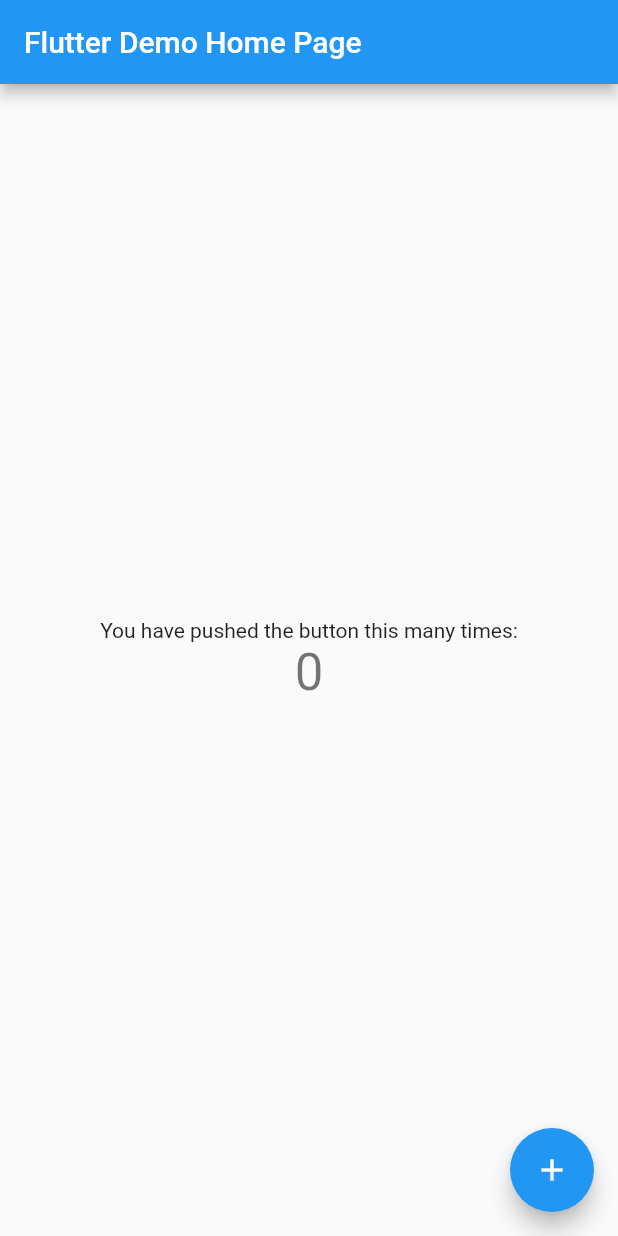
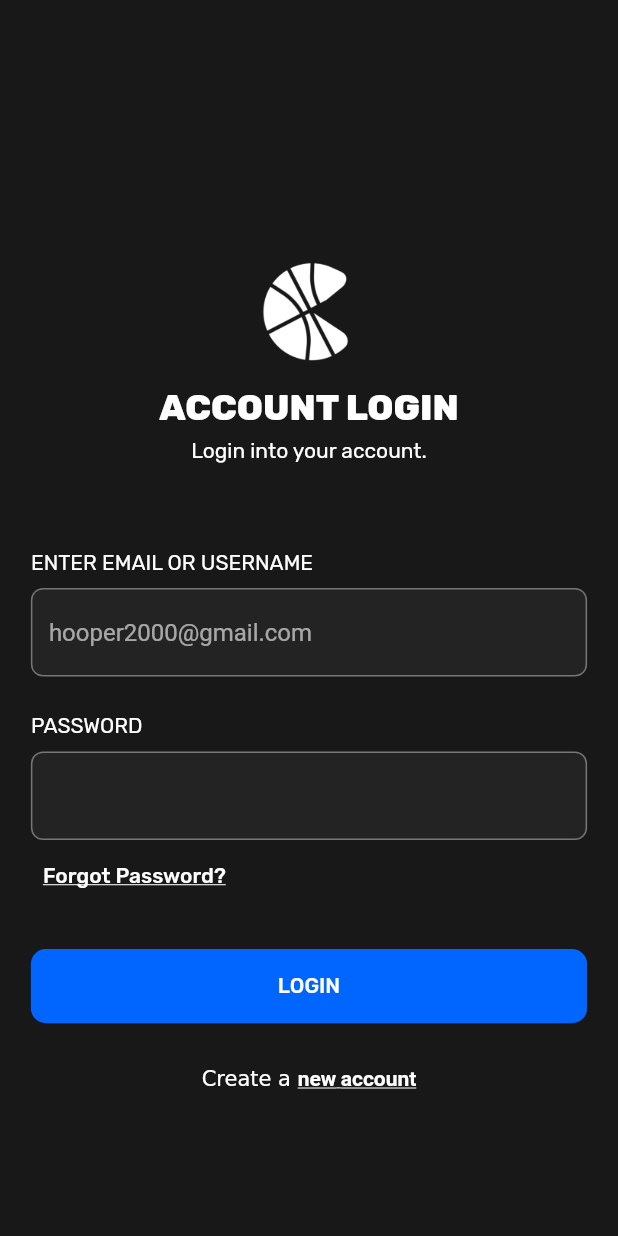
Before and after one commit to oderanwosu/HoopSeek, a Flutter app: the screen it shows after launch, on a phone screen of 412 x 824 dp. Run offline on Flutter 3.47's test engine with Material 2 defaults, Android fonts, the phone set to English and light mode, and no system bars; our stand-ins replace google_fonts; missing offline and left inert: relative_scale; Roboto replaces fonts that are missing (Poppins).

Commit message:
Created Register, Login & brand theme & routes

```diff
--- a/lib/main.dart
+++ b/lib/main.dart
@@ -1,4 +1,8 @@
 import 'package:flutter/material.dart';
+import 'package:hoop_seek/screens/authentication/login.dart';
+import 'package:hoop_seek/utils/themes.dart';
+
+import 'screens/authentication/register.dart';
 
 void main() {
   runApp(MyApp());
@@ -10,19 +14,14 @@
   Widget build(BuildContext context) {
     return MaterialApp(
       title: 'Flutter Demo',
-      theme: ThemeData(
-        // This is the theme of your application.
-        //
-        // Try running your application with "flutter run". You'll see the
-        // application has a blue toolbar. Then, without quitting the app, try
-        // changing the primarySwatch below to Colors.green and then invoke
-        // "hot reload" (press "r" in the console where you ran "flutter run",
-        // or simply save your changes to "hot reload" in a Flutter IDE).
-        // Notice that the counter didn't reset back to zero; the application
-        // is not restarted.
-        primarySwatch: Colors.blue,
-      ),
-      home: MyHomePage(title: 'Flutter Demo Home Page'),
+      theme: BrandTheme.darkTheme,
+      routes: {
+    // When navigating to the "/" route, build the FirstScreen widget.
+    '/login': (context) => Login(),
+    // When navigating to the "/second" route, build the SecondScreen widget.
+    '/register': (context) => Register(),
+  },
+      home: Login(),
     );
   }
 }
@@ -95,6 +94,7 @@
           children: <Widget>[
             Text(
               'You have pushed the button this many times:',
+              style: TextStyle(fontSize: 10),
             ),
             Text(
               '$_counter',
--- /dev/null
+++ b/lib/screens/authentication/login.dart
@@ -0,0 +1,128 @@
+import 'package:flutter/material.dart';
+import 'package:hoop_seek/utils/constants.dart';
+import 'package:hoop_seek/utils/size_helpers.dart';
+import 'package:hoop_seek/utils/themes.dart';
+import 'package:hoop_seek/screens/components/forms.dart';
+
+class Login extends StatefulWidget {
+  const Login({Key? key}) : super(key: key);
+
+  @override
+  _LoginState createState() => _LoginState();
+}
+
+class _LoginState extends State<Login> {
+  final _formKey = GlobalKey<FormState>();
+  String email = "";
+  String password = "";
+  @override
+  Widget build(BuildContext context) {
+    final SizeHelper sizer = SizeHelper(context);
+    return Scaffold(
+      body: Padding(
+        padding: EdgeInsets.all(sizer.sx(kPadding)),
+        child: Center(
+          child: Form(
+            key: _formKey,
+            child: Column(
+              children: [
+                SizedBox(
+                  height: sizer.sx(.35),
+                ),
+                Image(
+                  image: AssetImage('assets/logo.png'),
+                  width: sizer.sx(.21),
+                  height: sizer.sx(.21),
+                ),
+                SizedBox(
+                  height: sizer.sy(.008),
+                ),
+                Text(
+                  'account Login'.toUpperCase(),
+                  style: kTitleTextStyle,
+                ),
+                SizedBox(
+                  height: sizer.sy(.0075),
+                ),
+                Text(
+                  'Login into your account.',
+                ),
+                SizedBox(
+                  height: sizer.sy(.07),
+                ),
+                CustomTextField(
+                  hintText: 'hooper2000@gmail.com',
+                  label: 'enter Email or username',
+                  onChanged: (val) {
+                    setState(() => email = val.trim());
+                  },
+                  validator: (val) {
+                    if (val!.isEmpty) {
+                      return "Email cannot be empty";
+                    } else {
+                      return null;
+                    }
+                  },
+                ),
+                SizedBox(
+                  height: sizer.sy(.030),
+                ),
+                CustomTextField(
+                  onChanged: (val) {
+                    setState(() => password = val.trim());
+                  },
+                  label: 'Password',
+                  validator: (val) {
+                    if (val!.isEmpty) {
+                      return "Password";
+                    } else {
+                      return null;
+                    }
+                  },
+                  isObscureText: true,
+                ),
+                Align(
+                  alignment: Alignment.topLeft,
+                  child: TextButton(
+                      onPressed: () {},
+                      child: Text(
+                        'Forgot Password?',
+                        style: TextStyle(
+                            decoration: TextDecoration.underline,
+                            color: BrandTheme.colorFont),
+                      )),
+                ),
+                SizedBox(
+                  height: sizer.sy(.030),
+                ),
+                CustomButton(
+                  label: 'login',
+                  onPressed: () {},
+                ),
+                SizedBox(
+                  height: sizer.sy(.016),
+                ),
+                TextButton(
+                    onPressed: () {
+                      Navigator.pushNamed(context, '/register');
+                    },
+                    child: RichText(
+                      text: TextSpan(
+                        text: 'Create a ',
+                        children: <TextSpan>[
+                          TextSpan(
+                              text: 'new account',
+                              style: TextStyle(
+                                  fontWeight: FontWeight.bold,
+                                  decoration: TextDecoration.underline)),
+                        ],
+                      ),
+                    ))
+              ],
+            ),
+          ),
+        ),
+      ),
+    );
+  }
+}
--- /dev/null
+++ b/lib/screens/components/forms.dart
@@ -0,0 +1,88 @@
+import 'package:flutter/material.dart';
+import 'package:hoop_seek/utils/size_helpers.dart';
+import 'package:hoop_seek/utils/themes.dart';
+
+class CustomTextField extends StatefulWidget {
+  final String label;
+  final String? Function(String?)? validator;
+  final bool isObscureText;
+  final void Function(String)? onChanged;
+  final String hintText;
+
+  CustomTextField(
+      {this.label = '',
+      required this.validator,
+      required this.onChanged,
+      this.isObscureText = false,
+      this.hintText = ''});
+
+  @override
+  _CustomTextFieldState createState() => _CustomTextFieldState();
+}
+
+class _CustomTextFieldState extends State<CustomTextField> {
+  @override
+  Widget build(BuildContext context) {
+    final SizeHelper sizer = SizeHelper(context);
+    return Column(children: [
+      Align(
+          alignment: Alignment.topLeft,
+          child: Text(widget.label.toUpperCase())),
+      SizedBox(
+        height: sizer.sy(.01),
+      ),
+      Container(
+        decoration: BoxDecoration(
+          color: BrandTheme.colorPrimaryLight,
+          borderRadius: BorderRadius.circular(10.0),
+        ),
+        child: TextFormField(
+          onChanged: widget.onChanged,
+          obscureText: widget.isObscureText,
+          decoration: new InputDecoration(
+            hintText: widget.hintText,
+            border: new OutlineInputBorder(
+              borderRadius: new BorderRadius.circular(8.0),
+              borderSide: new BorderSide(),
+            ),
+          ),
+          validator: widget.validator,
+          keyboardType: TextInputType.emailAddress,
+          style: new TextStyle(
+            fontFamily: "Poppins",
+          ),
+        ),
+      ),
+    ]);
+  }
+}
+
+class CustomButton extends StatefulWidget {
+  final void Function()? onPressed;
+  final String label;
+  const CustomButton({required this.onPressed, required this.label});
+
+  @override
+  _CustomButtonState createState() => _CustomButtonState();
+}
+
+class _CustomButtonState extends State<CustomButton> {
+  @override
+  Widget build(BuildContext context) {
+    final SizeHelper sizer = SizeHelper(context);
+    return Container(
+        width: double.infinity,
+        height: sizer.sy(.06),
+        decoration: BoxDecoration(
+          color: BrandTheme.colorPrimary,
+          borderRadius: BorderRadius.circular(10.0),
+        ),
+        child: TextButton(
+            onPressed: widget.onPressed,
+            child: Align(
+              alignment: Alignment.center,
+              child: Text(widget.label.toUpperCase(),
+                  style: TextStyle(color: Colors.white)),
+            )));
+  }
+}
--- /dev/null
+++ b/lib/screens/landing.dart
@@ -0,0 +1 @@
+s
--- /dev/null
+++ b/lib/utils/constants.dart
@@ -0,0 +1,8 @@
+import 'package:flutter/material.dart';
+import 'package:relative_scale/relative_scale.dart';
+
+const kPrimaryColor = Color(0xFF0066FF);
+const kBackgroundColor = Color(0xFF181818);
+const kForeGroundColor = Color(0xFF232323);
+const kTitleTextStyle = TextStyle(fontWeight: FontWeight.w800, fontSize: 24);
+const kPadding = .05;
--- /dev/null
+++ b/lib/utils/size_helpers.dart
@@ -0,0 +1,19 @@
+import 'package:flutter/material.dart';
+
+class SizeHelper {
+  BuildContext context;
+
+  SizeHelper(this.context);
+
+  double sx(double size) {
+    return _ds().width * size;
+  }
+
+  double sy(double size) {
+    return _ds().height * size;
+  }
+
+  Size _ds() {
+    return MediaQuery.of(context).size;
+  }
+}
--- /dev/null
+++ b/lib/utils/themes.dart
@@ -0,0 +1,37 @@
+import 'package:flutter/material.dart';
+import 'package:flutter/rendering.dart';
+import 'package:google_fonts/google_fonts.dart';
+import 'package:hoop_seek/utils/constants.dart';
+
+class BrandTheme {
+  static Color colorPrimary = Color(0xFF0066FF);
+  static Color colorBackground = Color(0xFF181818);
+  static Color colorPrimaryLight = Color(0xFF232323);
+  static Color colorHighlight = Colors.white;
+  static String? brandFont =
+      GoogleFonts.rubik(fontWeight: FontWeight.bold).fontFamily;
+  static Color colorFont = Colors.white;
+  static ThemeData get darkTheme {
+    return ThemeData.dark().copyWith(
+        //2
+
+        primaryColor: colorPrimary,
+        primaryColorDark: Colors.black,
+        primaryColorLight: colorPrimaryLight,
+        textTheme: ThemeData.dark().textTheme.apply(fontFamily: brandFont),
+        scaffoldBackgroundColor: colorBackground,
+        primaryTextTheme:
+            ThemeData.dark().textTheme.apply(fontFamily: brandFont),
+        accentTextTheme:
+            ThemeData.dark().textTheme.apply(fontFamily: brandFont),
+        //3
+        buttonTheme: ButtonThemeData(
+          focusColor: colorPrimary,
+          splashColor: colorPrimary,
+          highlightColor: colorHighlight,
+          shape:
+              RoundedRectangleBorder(borderRadius: BorderRadius.circular(18.0)),
+          buttonColor: colorPrimary,
+        ));
+  }
+}
```
Also changed, not shown: lib/screens/authentication/register.dart (added, +347 -0 lines), lib/themes/themes.dart (deleted, +0 -16 lines), pubspec.yaml (+5 -2 lines), assets/logo.png (added), assets/logo.svg (added), pubspec.lock, 6 other files.
